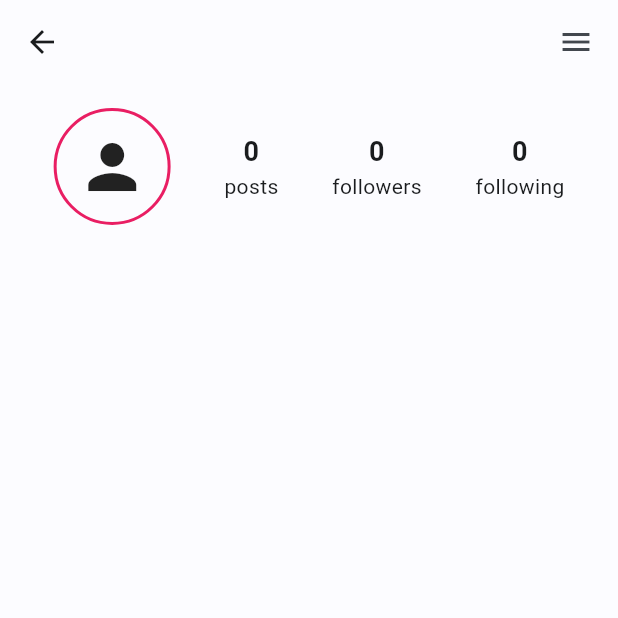
After one commit to wikosac/story-app-flutter, a Flutter app: the ProfilePage screen opened directly, on a phone screen of 412 x 824 dp, the top half of it. The commit adds this screen. Run offline on Flutter 3.47's test engine with Material 3 defaults, Android fonts, the phone set to English and light mode, and no system bars; our stand-ins replace flutter_svg, go_router, shared_preferences; accounts and stored records are empty; network calls fail; project files that could hold a hidden picture were left out.

Commit message:
Profile Page

```diff
--- a/lib/common/navigation.dart
+++ b/lib/common/navigation.dart
@@ -1,5 +1,6 @@
 import 'package:flutter/material.dart';
 import 'package:story_app/ui/home_page.dart';
+import 'package:story_app/ui/profile_page.dart';
 
 class Navigation extends StatefulWidget {
   const Navigation({super.key});
@@ -29,7 +30,7 @@ class _NavigationState extends State<Navigation> {
   final List<Widget> _listWidget = [
     const HomePage(),
     const HomePage(),
-    const HomePage(),
+    const ProfilePage(),
   ];
 
   @override
--- a/lib/route/router.dart
+++ b/lib/route/router.dart
@@ -28,7 +28,8 @@ GoRouter createRouter(BuildContext context) {
             name: Routes.register,
             builder: (context, state) => RegisterPage(),
           ),
-          ]),
+        ],
+      ),
       GoRoute(
         path: '/navigation',
         name: Routes.navigation,
@@ -40,7 +41,8 @@ GoRouter createRouter(BuildContext context) {
             builder: (context, state) =>
                 DetailPage(id: state.pathParameters['id']!),
           ),
-          ]),
+        ],
+      ),
     ],
     errorBuilder: (context, state) {
       throw Exception('Error 404');
--- a/lib/ui/detail_page.dart
+++ b/lib/ui/detail_page.dart
@@ -5,6 +5,7 @@ import 'package:story_app/data/model/stories_response.dart';
 import 'package:story_app/data/provider/auth_provider.dart';
 import 'package:story_app/data/provider/story_provider.dart';
 import 'package:story_app/utils/response_state.dart';
+import 'package:story_app/utils/utils.dart';
 import 'package:story_app/utils/widgets.dart';
 
 class DetailPage extends StatelessWidget {
@@ -126,7 +127,7 @@ class DetailPage extends StatelessWidget {
             child: Row(
               children: [
                 Text(
-                  story.createdAt.toString(),
+                  convertDateTime(story.createdAt),
                   style: const TextStyle(
                     color: Colors.grey,
                     fontSize: 10,
--- a/lib/ui/home_page.dart
+++ b/lib/ui/home_page.dart
@@ -6,6 +6,7 @@ import 'package:story_app/data/provider/auth_provider.dart';
 import 'package:story_app/data/provider/story_provider.dart';
 import 'package:story_app/route/router.dart';
 import 'package:story_app/utils/response_state.dart';
+import 'package:story_app/utils/utils.dart';
 import 'package:story_app/utils/widgets.dart';
 
 class HomePage extends StatelessWidget {
@@ -132,7 +133,7 @@ class HomePage extends StatelessWidget {
             child: Row(
               children: [
                 Text(
-                  story.createdAt.toString(),
+                  convertDateTime(story.createdAt),
                   style: const TextStyle(
                     color: Colors.grey,
                     fontSize: 10,
--- /dev/null
+++ b/lib/ui/profile_page.dart
@@ -0,0 +1,103 @@
+import 'package:flutter/material.dart';
+import 'package:provider/provider.dart';
+import 'package:story_app/data/api/api_service.dart';
+import 'package:story_app/data/model/stories_response.dart';
+import 'package:story_app/data/provider/auth_provider.dart';
+import 'package:story_app/data/provider/story_provider.dart';
+import 'package:story_app/utils/response_state.dart';
+import 'package:story_app/utils/widgets.dart';
+
+class ProfilePage extends StatelessWidget {
+  const ProfilePage({super.key});
+
+  @override
+  Widget build(BuildContext context) {
+    return ChangeNotifierProxyProvider<AuthProvider, StoryProvider>(
+      create: (_) => StoryProvider(apiService: ApiService()),
+      update: (context, auth, story) => story!..getAllStories(auth.token),
+      child: Consumer<AuthProvider>(
+        builder: (context, auth, _) {
+          return Scaffold(
+            appBar: AppBar(
+              title: Text(
+                auth.name,
+                style: const TextStyle(fontWeight: FontWeight.bold),
+              ),
+              actions: const [
+                Icon(Icons.menu),
+                SizedBox(width: 16),
+              ],
+            ),
+            body: switch (auth.state) {
+              ResponseState.loading => const CircularProgressIndicator(),
+              ResponseState.done => _buildContent(auth),
+              ResponseState.error => const Text('Error'),
+            },
+          );
+        },
+      ),
+    );
+  }
+
+  Widget _buildContent(AuthProvider auth) {
+    return Consumer<StoryProvider>(
+      builder: (context, story, _) {
+        List<Story>? listData = story.listStory;
+        List<Story> sortedList = [];
+        if (listData != null) {
+          for (var item in listData) {
+            if (item.name == auth.name) sortedList.add(item);
+          }
+        }
+        print('sorted: $sortedList');
+        return Column(
+          children: [
+            Padding(
+              padding: const EdgeInsets.symmetric(vertical: 16.0),
+              child: Row(
+                mainAxisAlignment: MainAxisAlignment.spaceEvenly,
+                children: [
+                  profilePicture(78, 78, 48),
+                  Column(
+                    children: [
+                      Text(
+                        sortedList.length.toString(),
+                        style: const TextStyle(
+                            fontWeight: FontWeight.bold, fontSize: 18),
+                      ),
+                      const Text('posts')
+                    ],
+                  ),
+                  const Column(
+                    children: [
+                      Text(
+                        '0',
+                        style: TextStyle(
+                          fontWeight: FontWeight.bold,
+                          fontSize: 18,
+                        ),
+                      ),
+                      Text('followers')
+                    ],
+                  ),
+                  const Column(
+                    children: [
+                      Text(
+                        '0',
+                        style: TextStyle(
+                          fontWeight: FontWeight.bold,
+                          fontSize: 18,
+                        ),
+                      ),
+                      Text('following')
+                    ],
+                  ),
+                ],
+              ),
+            ),
+          ],
+        );
+      },
+    );
+  }
+}
--- a/lib/utils/utils.dart
+++ b/lib/utils/utils.dart
@@ -1,4 +1,5 @@
 import 'package:flutter/material.dart';
+import 'package:intl/intl.dart';
 import 'package:story_app/common/style.dart';
 
 void showSnackBar(BuildContext context, String msg) {
@@ -28,3 +29,7 @@ InputDecoration formFieldDecor(String label) {
     contentPadding: const EdgeInsets.symmetric(horizontal: 8.0, vertical: 4.0),
   );
 }
+
+String convertDateTime(DateTime time) {
+  return DateFormat.yMMMMd().format(time);
+}
```
Lines whose indentation alone changed are shown as unchanged.
